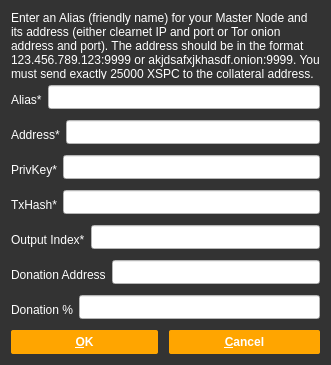
Above: src/qt/forms/addeditadrenalinenode.ui from SpectreSecurityCoin/SpectreSecurityCoin before the change. Below: the same form after it.
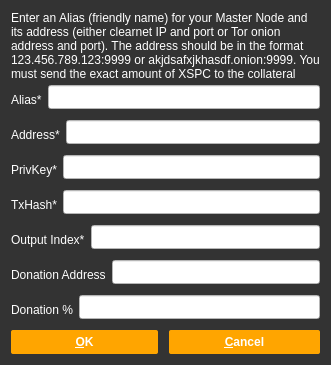
That is the form after the change.

```diff
--- a/src/qt/forms/addeditadrenalinenode.ui
+++ b/src/qt/forms/addeditadrenalinenode.ui
@@ -30,7 +30,7 @@
       </sizepolicy>
      </property>
      <property name="text">
-      <string>&lt;html&gt;&lt;head/&gt;&lt;body&gt;&lt;p&gt;Enter an Alias (friendly name) for your Master Node and its address (either clearnet IP and port or Tor onion address and port). The address should be in the format 123.456.789.123:9999 or akjdsafxjkhasdf.onion:9999. You must send exactly 25000 XSPC to the collateral address.&lt;/p&gt;&lt;/body&gt;&lt;/html&gt;</string>
+      <string>&lt;html&gt;&lt;head/&gt;&lt;body&gt;&lt;p&gt;Enter an Alias (friendly name) for your Master Node and its address (either clearnet IP and port or Tor onion address and port). The address should be in the format 123.456.789.123:9999 or akjdsafxjkhasdf.onion:9999. You must send the exact amount of XSPC to the collateral address.&lt;/p&gt;&lt;/body&gt;&lt;/html&gt;</string>
      </property>
      <property name="wordWrap">
       <bool>true</bool>
```
